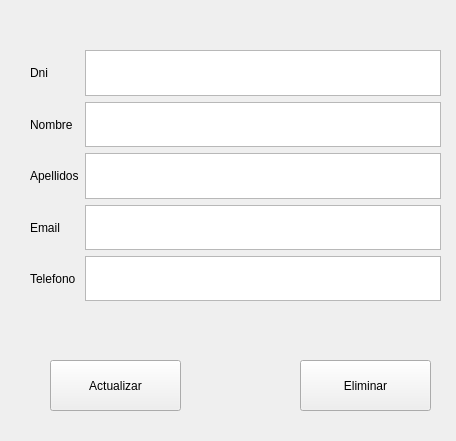
Above: ui/pantalla_actualizarEliminarCliente.ui from Damapa03/Veterinaria before the change. Below: the same form after it.
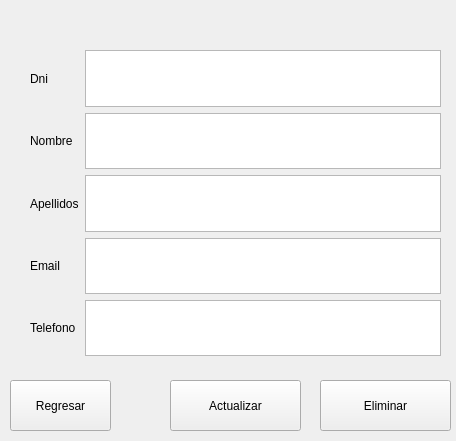
That is the form after the change.

Commit message: Actualizando interfaz

What changed in the file:
```diff
--- a/ui/pantalla_actualizarEliminarCliente.ui
+++ b/ui/pantalla_actualizarEliminarCliente.ui
@@ -19,7 +19,7 @@
      <x>30</x>
      <y>50</y>
      <width>411</width>
-     <height>251</height>
+     <height>306</height>
     </rect>
    </property>
    <layout class="QGridLayout" name="gridLayout_2" rowstretch="0,0,0,0,0">
@@ -78,8 +78,8 @@
   <widget class="QPushButton" name="pushButtonActualizarCliente">
    <property name="geometry">
     <rect>
-     <x>50</x>
-     <y>360</y>
+     <x>170</x>
+     <y>380</y>
      <width>131</width>
      <height>51</height>
     </rect>
@@ -91,8 +91,8 @@
   <widget class="QPushButton" name="pushButtonEliminarCliente">
    <property name="geometry">
     <rect>
-     <x>300</x>
-     <y>360</y>
+     <x>320</x>
+     <y>380</y>
      <width>131</width>
      <height>51</height>
     </rect>
@@ -101,6 +101,19 @@
     <string>Eliminar</string>
    </property>
   </widget>
+  <widget class="QPushButton" name="buttonRegresar">
+   <property name="geometry">
+    <rect>
+     <x>10</x>
+     <y>380</y>
+     <width>101</width>
+     <height>51</height>
+    </rect>
+   </property>
+   <property name="text">
+    <string>Regresar</string>
+   </property>
+  </widget>
  </widget>
  <resources/>
  <connections/>
```
The commit also changes 6 other files.
